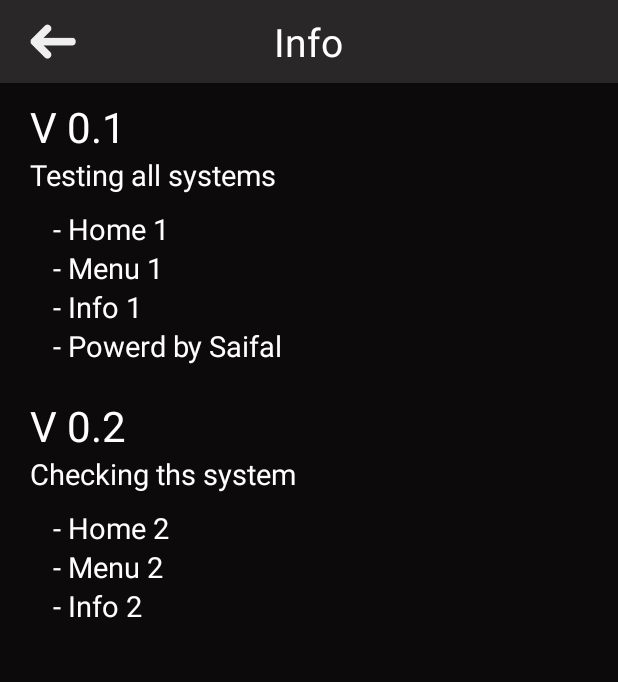
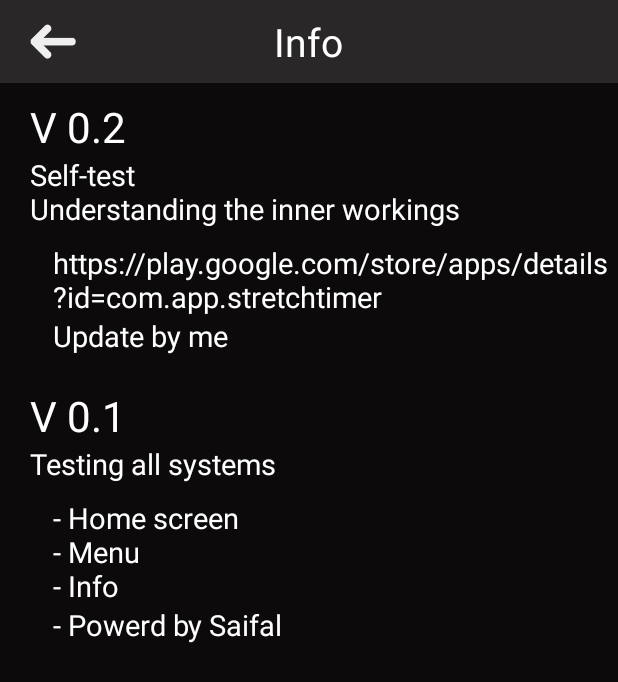
Before and after one commit to Mfficiency/Chronize, an Android app: the InfoList screen opened directly, with no data from a screen before it, on a phone screen of 412 x 824 dp. Shown: the top 682 px of the screen. Run offline under Robolectric (Android 15) with nearby library versions, the phone set to English and light mode, and no system bars.

Commit message:
Updated documentation Logo update Info update

```diff
--- a/app/src/main/java/com/app/stretchtimer/infolist/InfoList.kt
+++ b/app/src/main/java/com/app/stretchtimer/infolist/InfoList.kt
@@ -12,12 +12,10 @@ import kotlinx.android.synthetic.main.custom_list.view.*
 
 class InfoList : AppCompatActivity() {
 
-    val ver = arrayOf<String>("V 0.1", "V 0.2")
-    val test = arrayOf<String>("Testing all systems", "Checking ths system")
-    val homes = arrayOf<String>("- Home 1", "- Home 2")
-    val menus = arrayOf<String>("- Menu 1", "- Menu 2")
-    val infos = arrayOf<String>("- Info 1", "- Info 2")
-    val dev = arrayOf<String>("- Powerd by Saifal", "")
+    val ver = arrayOf<String>("V 0.2", "V 0.1")
+    val test = arrayOf<String>("Self-test\nUnderstanding the inner workings", "Testing all systems")
+    val infos = arrayOf<String>("https://play.google.com/store/apps/details?id=com.app.stretchtimer","- Home screen\n- Menu\n- Info")
+    val dev = arrayOf<String>("Update by me", "- Powerd by Saifal")
 
 
     override fun onCreate(savedInstanceState: Bundle?) {
@@ -31,8 +29,6 @@ class InfoList : AppCompatActivity() {
             this,
             ver,
             test,
-            homes,
-            menus,
             infos,
             dev
         )
@@ -40,16 +36,13 @@ class InfoList : AppCompatActivity() {
     }
 
    class CustomListAdapter(private val context: Activity, private val ver: Array<String>,
-                           private val test: Array<String>, private val homes: Array<String>,
-                           private val menus: Array<String>,
+                           private val test: Array<String>,
    private val infos: Array<String>, private val dev: Array<String>): ArrayAdapter<String>(context,
        R.layout.custom_list, ver){
        override fun getView(position: Int, convertView: View?, parent: ViewGroup): View {
            val rowView = context.layoutInflater.inflate(R.layout.custom_list, null, true)
            rowView.ver.text = ver[position]
            rowView.test.text = test[position]
-           rowView.hom.text = homes[position]
-           rowView.menus.text = menus[position]
            rowView.infos.text = infos[position]
            rowView.dev.text = dev[position]
            return rowView
--- a/app/src/main/java/com/app/stretchtimer/main/MainActivity.kt
+++ b/app/src/main/java/com/app/stretchtimer/main/MainActivity.kt
@@ -39,7 +39,7 @@ class MainActivity : AppCompatActivity() {
         changeTextColor()
     }
 
-    fun changeTextColor(){
+    fun changeTextColor(){ //changes the color on screen
         if(onoff_switch.isChecked){
             alarm.setTextColor(getResources().getColor(R.color.white))
             alarmTime.setTextColor(getResources().getColor(R.color.white))
@@ -49,9 +49,9 @@ class MainActivity : AppCompatActivity() {
         }
     }
 
-    fun setTime(){
+    fun setTime(){ //set the time the alarm will go off
             alarmTime.setOnClickListener {
-                if(onoff_switch.isChecked){
+                //if(onoff_switch.isChecked){
                     val cal = Calendar.getInstance()
                     val timeSetListener = TimePickerDialog.OnTimeSetListener { timePicker, hour, minute ->
 
@@ -76,9 +76,12 @@ class MainActivity : AppCompatActivity() {
                     }
 
                     TimePickerDialog(this, timeSetListener, cal.get(Calendar.HOUR_OF_DAY),
-                        cal.get(Calendar.MINUTE), true).show()
-                }
-
+                        cal.get(Calendar.MINUTE+1), true).show() //TODO: on the first click it's 12.00, but once it's set it needs to stay the same, no auto update, maybe a test flow and a release flow
+                //}
+                setTimeAndAlarm(this)
+                saveSwitchStatus(true)
+                onoff_switch.isChecked = true
+                changeTextColor()
             }
 
     }
--- a/app/src/main/res/layout/custom_list.xml
+++ b/app/src/main/res/layout/custom_list.xml
@@ -31,20 +31,7 @@
         android:layout_marginTop="10dp"
         android:layout_marginBottom="10dp"
         android:layout_marginStart="35dp">
-        <TextView
-            android:id="@+id/hom"
-            android:layout_width="wrap_content"
-            android:layout_height="wrap_content"
-            android:text="- Home Screen"
-            android:textColor="@color/white"
-            android:textSize="19sp"/>
-        <TextView
-            android:id="@+id/menus"
-            android:layout_width="wrap_content"
-            android:layout_height="wrap_content"
-            android:text="- Menu"
-            android:textColor="@color/white"
-            android:textSize="19sp"/>
+
         <TextView
             android:id="@+id/infos"
             android:layout_width="wrap_content"
```
Also changed, not shown: app/src/main/res/mipmap-hdpi/app_icon.png, app/src/main/res/mipmap-hdpi/close_launcher.png, app/src/main/res/mipmap-mdpi/app_icon.png, app/src/main/res/mipmap-mdpi/close_launcher.png, app/src/main/res/mipmap-xhdpi/app_icon.png, app/src/main/res/mipmap-xhdpi/close_launcher.png, app/src/main/res/mipmap-xxhdpi/app_icon.png, app/src/main/res/mipmap-xxhdpi/close_launcher.png, app/src/main/res/mipmap-xxxhdpi/app_icon.png, app/src/main/res/mipmap-xxxhdpi/close_launcher.png, 1 other file.
